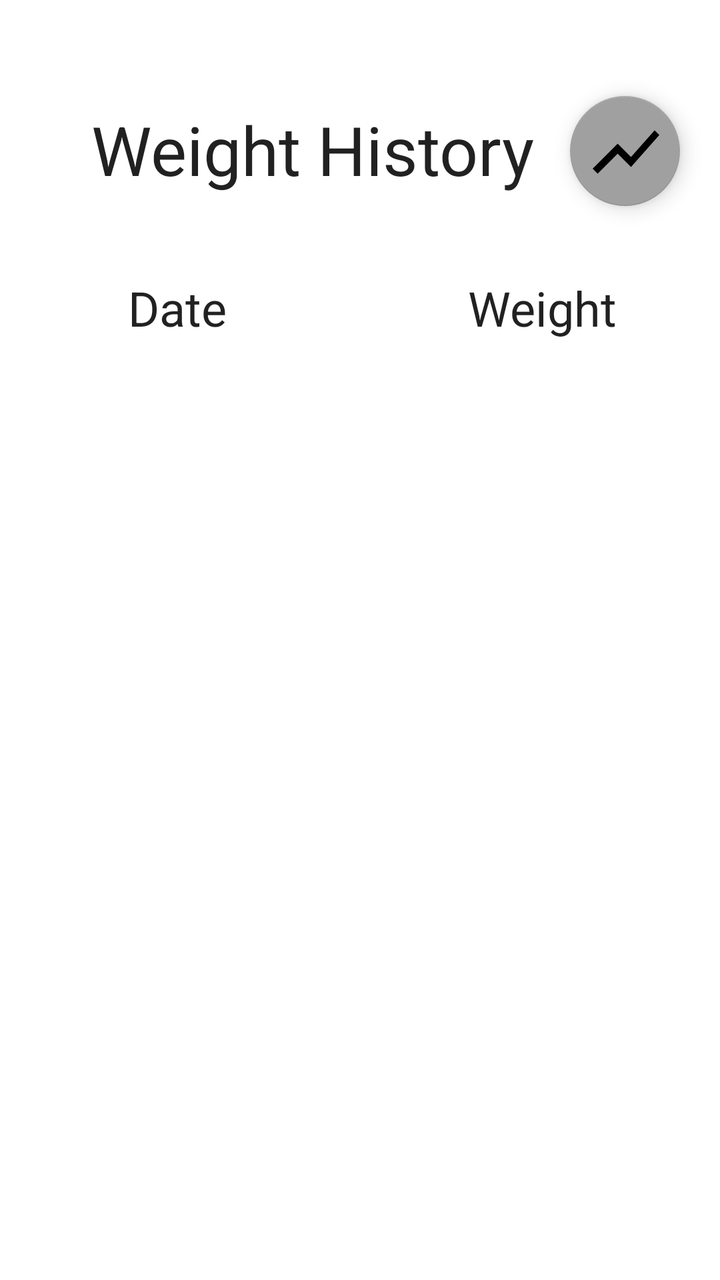
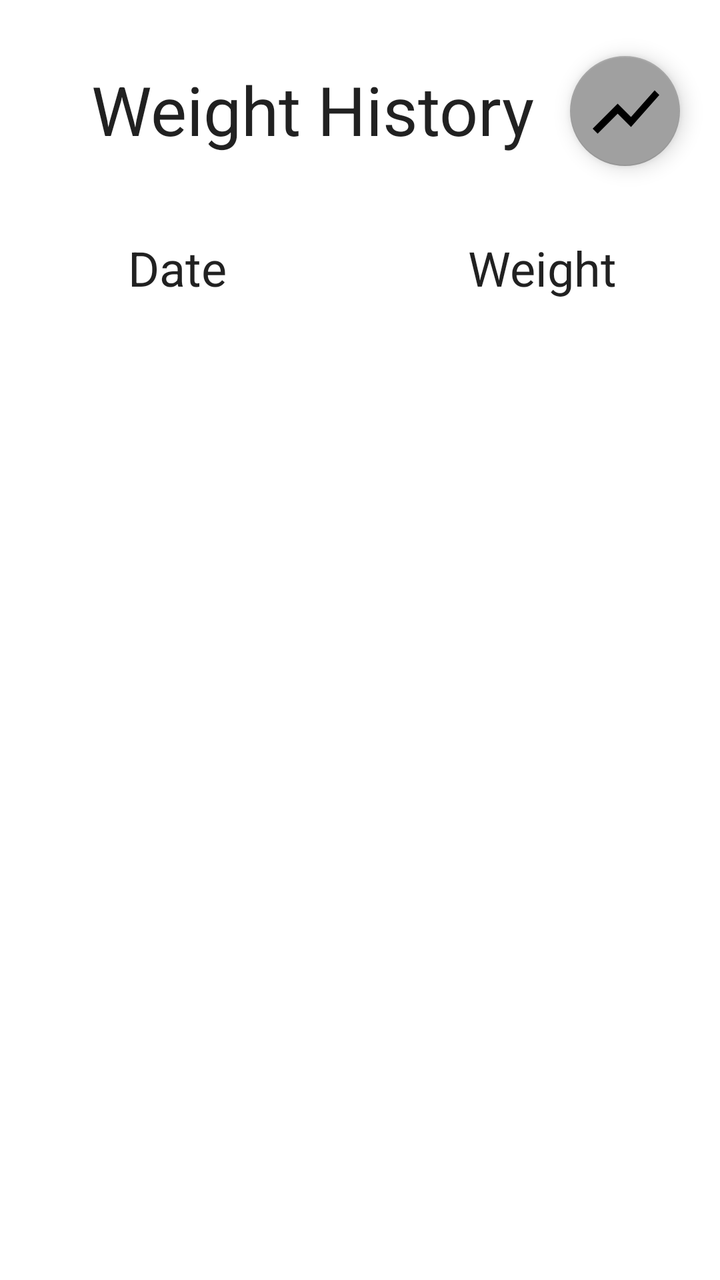

An Android layout rendered at two revisions. The XML below is the earlier revision; the diff shows what the commit changed to produce the second picture.
<!-- AndroidManifest.xml: application theme Theme.Turco_Michael_Weight_Tracking -->
<!-- res/layout/fragment_view_list.xml -->
<?xml version="1.0" encoding="utf-8"?>
<androidx.constraintlayout.widget.ConstraintLayout xmlns:android="http://schemas.android.com/apk/res/android"
    xmlns:app="http://schemas.android.com/apk/res-auto"
    xmlns:tools="http://schemas.android.com/tools"
    android:layout_width="match_parent"
    android:layout_height="match_parent"
    tools:context=".ui.view_list.ViewListFragment">

    <TextView
        android:id="@+id/title_view_list"
        android:layout_width="347dp"
        android:layout_height="45dp"
        android:layout_marginStart="32dp"
        android:layout_marginTop="52dp"
        android:layout_marginEnd="80dp"
        android:gravity="center"
        android:text="@string/title_weight_history"
        android:textAppearance="@style/TextAppearance.AppCompat.Large"
        android:textSize="34sp"
        app:layout_constraintEnd_toEndOf="parent"
        app:layout_constraintStart_toStartOf="parent"
        app:layout_constraintTop_toTopOf="parent" />

    <TextView
        android:id="@+id/title_date"
        android:layout_width="64dp"
        android:layout_height="33dp"
        android:layout_marginStart="64dp"
        android:layout_marginTop="40dp"
        android:gravity="bottom|start"
        android:text="@string/view_list_title_date"
        android:textAppearance="@style/TextAppearance.AppCompat.Large"
        android:textSize="24sp"
        app:layout_constraintStart_toStartOf="parent"
        app:layout_constraintTop_toBottomOf="@+id/title_view_list" />

    <TextView
        android:id="@+id/title_weight"
        android:layout_width="110dp"
        android:layout_height="33dp"
        android:layout_marginTop="40dp"
        android:layout_marginEnd="16dp"
        android:gravity="bottom|start"
        android:text="@string/view_list_title_weight"
        android:textAppearance="@style/TextAppearance.AppCompat.Large"
        android:textSize="24sp"
        app:layout_constraintEnd_toEndOf="parent"
        app:layout_constraintTop_toBottomOf="@+id/title_view_list" />

    <androidx.recyclerview.widget.RecyclerView
        android:id="@+id/recycler_view"
        android:layout_width="match_parent"
        android:layout_height="match_parent"
        android:layout_marginTop="180dp"
        android:clipToPadding="false"
        android:padding="8dp"
        app:layout_constraintEnd_toEndOf="parent"
        app:layout_constraintStart_toStartOf="parent"
        app:layout_constraintTop_toTopOf="parent" />

    <com.google.android.material.floatingactionbutton.FloatingActionButton
        android:id="@+id/graph_button"
        android:layout_width="62dp"
        android:layout_height="55dp"
        android:layout_marginStart="-32dp"
        android:layout_marginTop="48dp"
        android:layout_marginEnd="33dp"
        android:clickable="true"
        android:contentDescription="@string/title_graph"
        android:src="@drawable/ic_chart_black_24dp"
        app:backgroundTint="@color/gray_medium"
        app:layout_constraintEnd_toEndOf="parent"
        app:layout_constraintStart_toEndOf="@+id/title_view_list"
        app:layout_constraintTop_toTopOf="parent"
        app:maxImageSize="40dp" />

    <ProgressBar
        android:id="@+id/loading"
        android:layout_width="wrap_content"
        android:layout_height="wrap_content"
        android:layout_gravity="center"
        android:layout_marginStart="8dp"
        android:layout_marginTop="8dp"
        android:layout_marginEnd="8dp"
        android:layout_marginBottom="8dp"
        android:visibility="gone"
        app:layout_constraintBottom_toTopOf="@+id/recycler_view"
        app:layout_constraintEnd_toStartOf="@+id/title_weight"
        app:layout_constraintStart_toEndOf="@+id/title_date"
        app:layout_constraintTop_toBottomOf="@+id/title_view_list" />

</androidx.constraintlayout.widget.ConstraintLayout>
<!-- resources referenced by this layout -->
<resources>
  <color name="gray_medium">#A0A0A0</color>
  <!-- drawable ic_chart_black_24dp (drawable) -->
  <vector xmlns:android="http://schemas.android.com/apk/res/android"
      android:autoMirrored="true"
      android:height="24dp"
      android:tint="#000000"
      android:viewportHeight="24"
      android:viewportWidth="24"
      android:width="24dp">
  
      <path
          android:fillColor="@android:color/white"
          android:pathData="M3.5,18.49l6,-6.01 4,4L22,6.92l-1.41,-1.41 -7.09,7.97 -4,-4L2,16.99z" />
  
  </vector>
  <string name="title_graph">Weight History Graph</string>
  <string name="title_weight_history">Weight History</string>
  <string name="view_list_title_date">Date</string>
  <string name="view_list_title_weight">Weight</string>
  <style name="Theme.Turco_Michael_Weight_Tracking" parent="Theme.MaterialComponents.Light.DarkActionBar">
          
          <item name="colorPrimary">@color/blue_500</item>
          <item name="colorPrimaryVariant">@color/blue_700</item>
          <item name="colorOnPrimary">@color/white</item>
          
          <item name="colorSecondary">@color/teal_200</item>
          <item name="colorSecondaryVariant">@color/teal_700</item>
          <item name="colorOnSecondary">@color/black</item>
          
          <item name="android:statusBarColor">?attr/colorPrimaryVariant</item>
          
      </style>
  <color name="blue_500">#0077EE</color>
  <color name="blue_700">#0042B3</color>
  <color name="white">#FFFFFFFF</color>
  <color name="teal_200">#FF03DAC5</color>
  <color name="teal_700">#FF018786</color>
  <color name="black">#FF000000</color>
</resources>

<!-- the commit's change to res/layout/fragment_view_list.xml (unified diff, before → after) -->
@@ -11,7 +11,7 @@
         android:layout_width="347dp"
         android:layout_height="45dp"
         android:layout_marginStart="32dp"
-        android:layout_marginTop="52dp"
+        android:layout_marginTop="32dp"
         android:layout_marginEnd="80dp"
         android:gravity="center"
         android:text="@string/title_weight_history"
@@ -63,7 +63,7 @@
         android:layout_width="62dp"
         android:layout_height="55dp"
         android:layout_marginStart="-32dp"
-        android:layout_marginTop="48dp"
+        android:layout_marginTop="28dp"
         android:layout_marginEnd="33dp"
         android:clickable="true"
         android:contentDescription="@string/title_graph"
